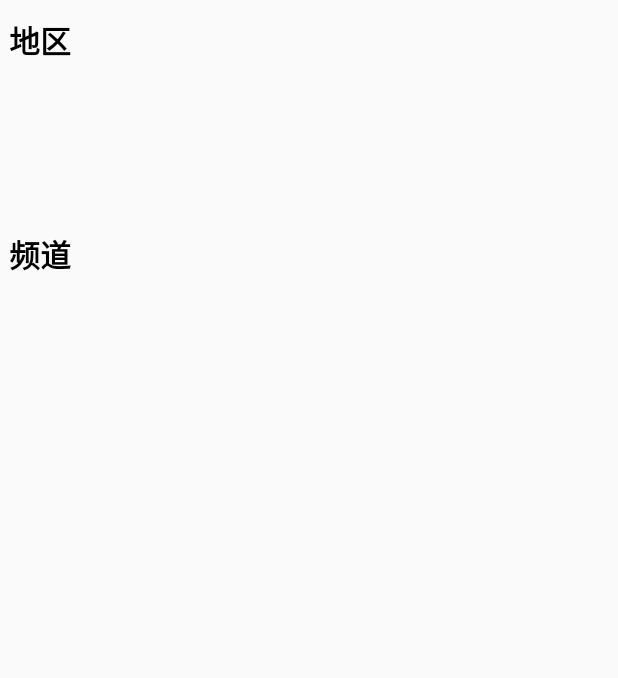
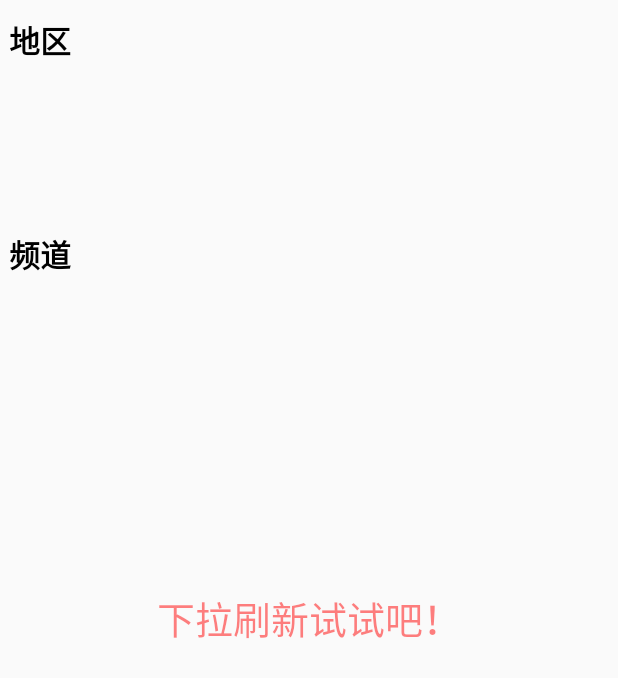
Before and after one commit to wtz2017/FFmpeg, an Android app: the layout fragment_radio_portrait.xml on its own in the app's theme, with its tools: preview values and no code run, on a phone screen of 412 x 824 dp. Shown: the top 678 px of the screen. Run offline under Robolectric (Android 15) with nearby library versions, the phone set to English and light mode, and no system bars; network calls fail.

Commit message:
设置 loading 和 refresh

```diff
--- a/liveplay/build.gradle
+++ b/liveplay/build.gradle
@@ -52,4 +52,5 @@ dependencies {
 
     implementation 'androidx.appcompat:appcompat:1.1.0'
     implementation 'com.google.android.material:material:1.1.0'
+    implementation 'androidx.swiperefreshlayout:swiperefreshlayout:1.0.0'
 }
--- a/liveplay/src/main/res/layout/fragment_radio_portrait.xml
+++ b/liveplay/src/main/res/layout/fragment_radio_portrait.xml
@@ -1,12 +1,17 @@
 <?xml version="1.0" encoding="utf-8"?>
-<LinearLayout xmlns:android="http://schemas.android.com/apk/res/android"
+<androidx.swiperefreshlayout.widget.SwipeRefreshLayout xmlns:android="http://schemas.android.com/apk/res/android"
+    android:id="@+id/swipe_refresh_layout"
+    android:layout_width="match_parent"
+    android:layout_height="match_parent">
+
+    <RelativeLayout xmlns:android="http://schemas.android.com/apk/res/android"
         android:layout_width="match_parent"
         android:layout_height="match_parent"
-    android:orientation="vertical"
         android:paddingLeft="@dimen/dp_5"
         android:paddingRight="@dimen/dp_5">
 
         <TextView
+            android:id="@+id/tv_place_title"
             android:layout_width="wrap_content"
             android:layout_height="wrap_content"
             android:layout_marginTop="@dimen/dp_10"
@@ -19,11 +24,14 @@
             android:id="@+id/recycler_view_places"
             android:layout_width="match_parent"
             android:layout_height="@dimen/dp_80"
-        android:layout_marginTop="@dimen/dp_8"/>
+            android:layout_below="@+id/tv_place_title"
+            android:layout_marginTop="@dimen/dp_8" />
 
         <TextView
+            android:id="@+id/tv_channels_title"
             android:layout_width="wrap_content"
             android:layout_height="wrap_content"
+            android:layout_below="@+id/recycler_view_places"
             android:layout_marginTop="@dimen/dp_10"
             android:text="频道"
             android:textColor="#ff000000"
@@ -34,6 +42,17 @@
             android:id="@+id/recycler_view_channels"
             android:layout_width="match_parent"
             android:layout_height="match_parent"
+            android:layout_below="@+id/tv_channels_title"
             android:layout_marginTop="@dimen/dp_8"
             android:layout_marginBottom="@dimen/dp_10" />
-</LinearLayout>
+
+        <TextView
+            android:id="@+id/tv_refresh_tips"
+            android:layout_width="wrap_content"
+            android:layout_height="wrap_content"
+            android:layout_centerInParent="true"
+            android:text="下拉刷新试试吧！"
+            android:textColor="#80ff0000"
+            android:textSize="@dimen/sp_22" />
+    </RelativeLayout>
+</androidx.swiperefreshlayout.widget.SwipeRefreshLayout>
```
Also changed, not shown: liveplay/src/main/java/com/wtz/liveplay/RadioFragment.java (+41 -0 lines), liveplay/src/main/java/com/wtz/liveplay/view/LoadingDialog.java (+15 -1 lines), liveplay/src/main/res/drawable/circle_progress_bar_anim.xml (added, +13 -0 lines), liveplay/src/main/res/layout/fragment_radio_landscape.xml (+15 -0 lines), liveplay/src/main/res/drawable/circle_arrow.png (added). Lines whose indentation alone changed are shown as unchanged.
